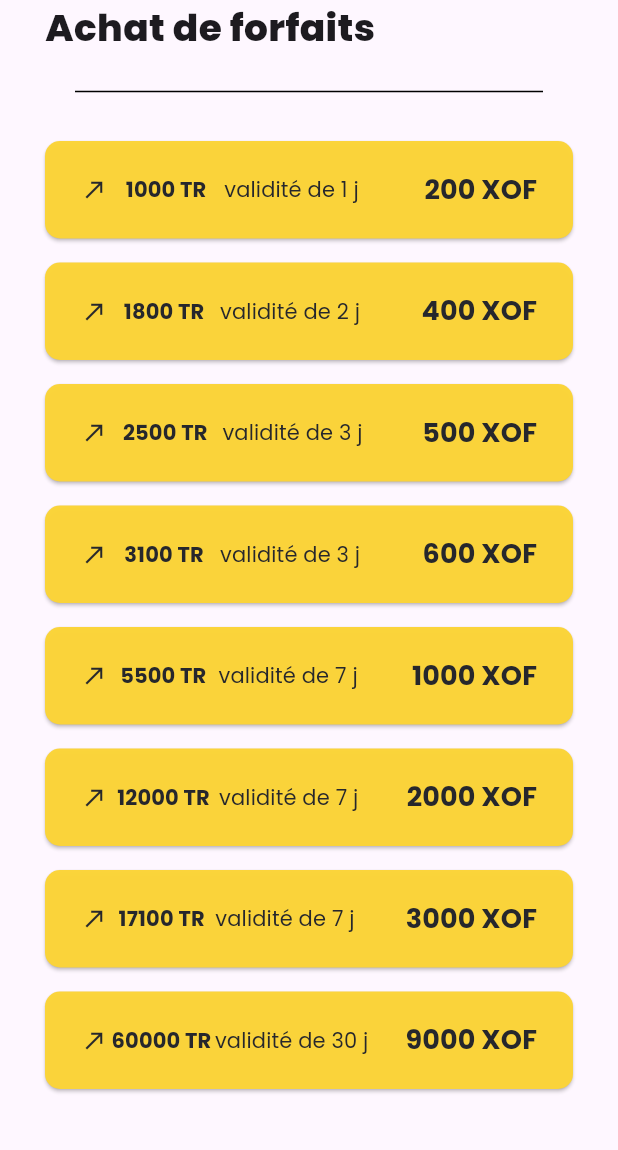
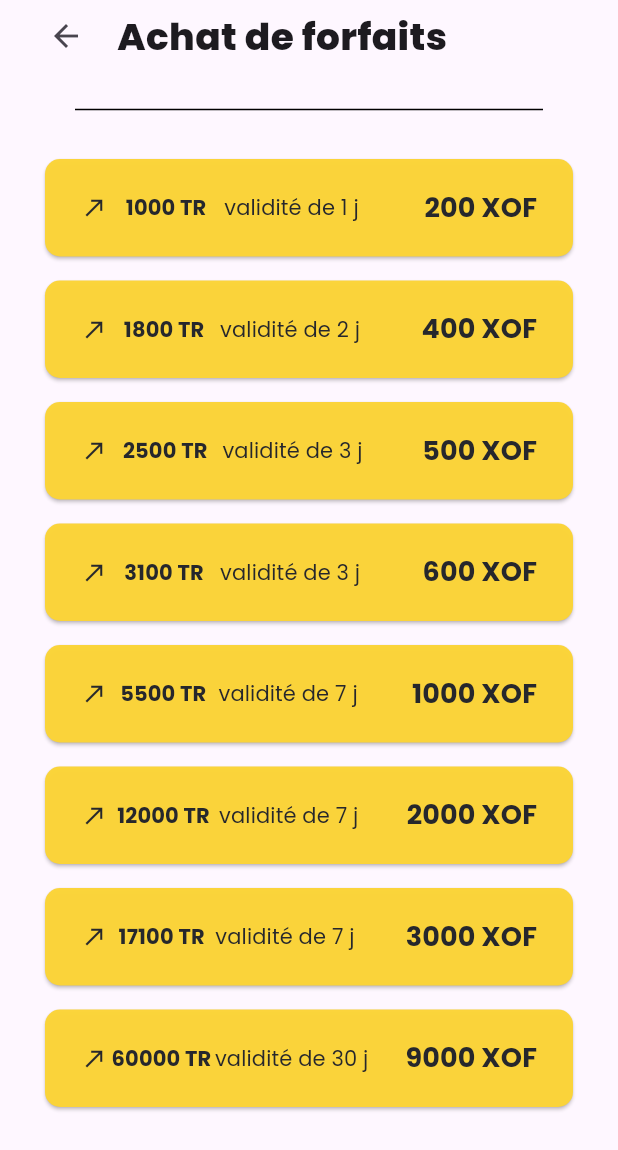
Before and after one commit to MyriadeAdm/mob_se, a Flutter app: the ForfaitVoixPage screen opened directly, on a phone screen of 412 x 824 dp. Shown: the top 1150 px of the screen. Run offline on Flutter 3.47's test engine with Material 3 defaults, Android fonts, the phone set to English and light mode, and no system bars; our stand-ins replace font_awesome_flutter, google_fonts, persistent_bottom_nav_bar_v2.

Commit message:
Ajout d'une flèche de retour sur la page des forfaits voix

```diff
--- a/lib/pages/forfait_voix_page.dart
+++ b/lib/pages/forfait_voix_page.dart
@@ -5,21 +5,35 @@ import 'package:mob_se/constants/constantes.dart';
 class ForfaitVoixPage extends StatelessWidget {
   const ForfaitVoixPage({super.key});
 
+  IconButton returnBack(BuildContext context) {
+    return IconButton(
+        onPressed: () {
+          Navigator.pop(context);
+        },
+        icon: const Icon(Icons.arrow_back));
+  }
+
   @override
   Widget build(BuildContext context) {
+
     return Scaffold(
       body: Center(
         child: Column(
       crossAxisAlignment: CrossAxisAlignment.start,
       children: [
-        const Padding(
-          padding: EdgeInsets.only(left: 20),
-          child: Text(
-            "  Achat de forfaits",
-            style: TextStyle(
-              fontSize: 25,
-              fontWeight: FontWeight.w800,
-            ),
+         Padding(
+          padding: const EdgeInsets.only(left: 20),
+          child: Row(
+            children: [
+              returnBack(context),
+              const Text(
+                "  Achat de forfaits",
+                style: TextStyle(
+                  fontSize: 25,
+                  fontWeight: FontWeight.w800,
+                ),
+              ),
+            ],
           ),
         ),
 
@@ -97,4 +111,5 @@ class ForfaitVoixPage extends StatelessWidget {
       ),
     );
   }
+
 }
```
